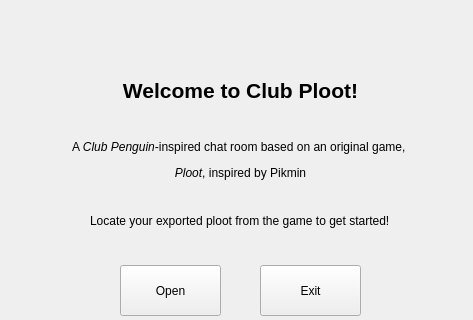
Qt form src/mainmenu.ui (Joshy20XX/Club-Ploot-SC) before a commit; both pictures show x 0 to 473 and y 165 to 485 of the 473 by 601 pixel window.
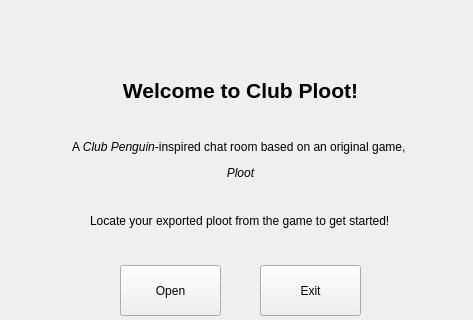
The same form after that commit. Icons and pictures are not drawn.

What changed in the file:
```diff
--- a/src/mainmenu.ui
+++ b/src/mainmenu.ui
@@ -49,7 +49,7 @@
     </rect>
    </property>
    <property name="text">
-    <string>&lt;html&gt;&lt;head/&gt;&lt;body&gt;&lt;p align=&quot;center&quot;&gt;A &lt;span style=&quot; font-style:italic;&quot;&gt;Club Penguin&lt;/span&gt;-inspired chat room based on an original game, &lt;/p&gt;&lt;p align=&quot;center&quot;&gt;&lt;span style=&quot; font-style:italic;&quot;&gt;Ploot&lt;/span&gt;, inspired by Pikmin&lt;/p&gt;&lt;/body&gt;&lt;/html&gt;</string>
+    <string>&lt;html&gt;&lt;head/&gt;&lt;body&gt;&lt;p align=&quot;center&quot;&gt;A &lt;span style=&quot; font-style:italic;&quot;&gt;Club Penguin&lt;/span&gt;-inspired chat room based on an original game, &lt;/p&gt;&lt;p align=&quot;center&quot;&gt;&lt;span style=&quot; font-style:italic;&quot;&gt;Ploot&lt;/span&gt;&lt;/p&gt;&lt;/body&gt;&lt;/html&gt;</string>
    </property>
   </widget>
   <widget class="QLabel" name="label_4">
```
